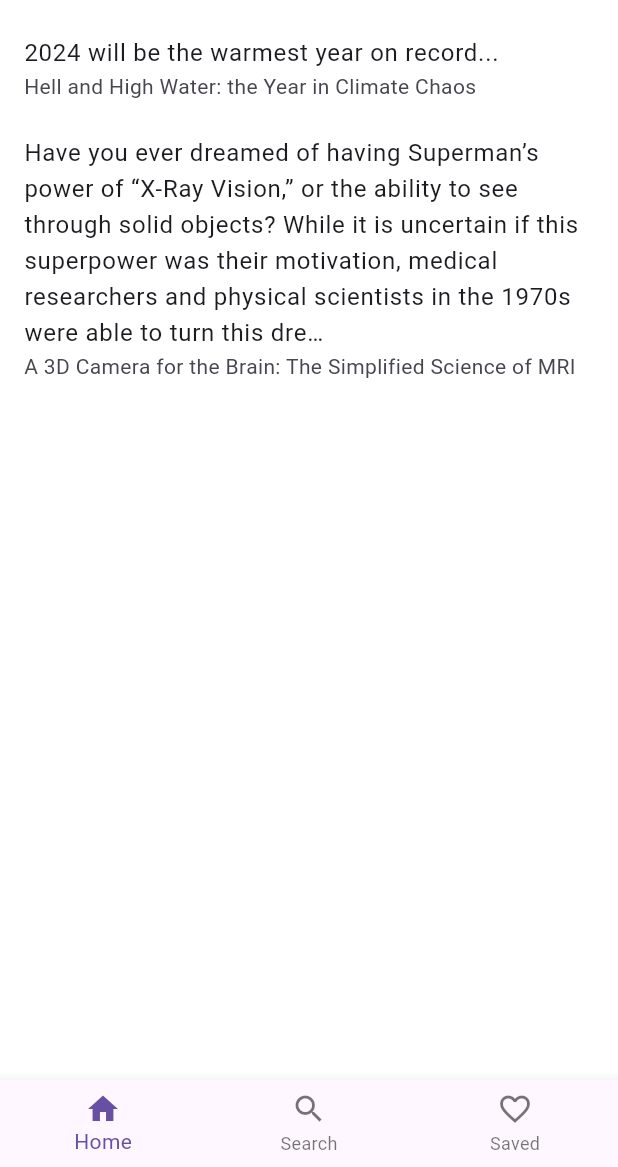
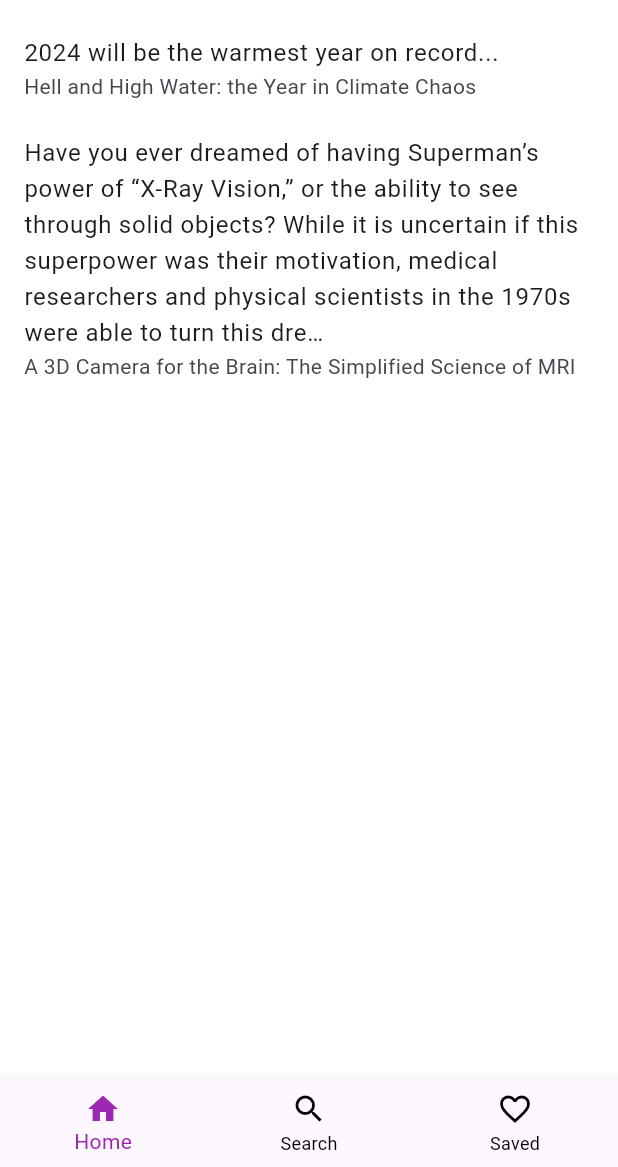
Before and after one commit to KashishShakya/NewsApp, a Flutter app: the screen it shows after launch, on a phone screen of 412 x 824 dp, the part 69-1236 px from its top. Run offline on Flutter 3.47's test engine with Material 3 defaults, Android fonts, the phone set to English and light mode, and no system bars.

Commit message:
Make navbar functionable

```diff
--- a/lib/home_page.dart
+++ b/lib/home_page.dart
@@ -2,6 +2,7 @@ import 'dart:convert';
 import 'package:flutter/material.dart';
 import 'package:flutter/services.dart' show rootBundle;
 import 'package:newsapp/profile_page.dart';
+import 'package:newsapp/search_page.dart';
 
 class NewsApp extends StatefulWidget {
   const NewsApp({super.key});
@@ -11,6 +12,7 @@ class NewsApp extends StatefulWidget {
 }
 class NewsAppState extends State<NewsApp>{
  List<dynamic> _data =[];
+ int _selectedIndex =0;
 
 
   @override
@@ -26,6 +28,20 @@ class NewsAppState extends State<NewsApp>{
       _data = jsonData['articles'];
     });
   }
+
+  void _onItemTapped(int index) {
+  if (index == 1) {
+    Navigator.push(
+      context,
+      MaterialPageRoute(builder: (context) => SearchPage()),
+    );
+  }
+   else {
+    setState(() {
+      _selectedIndex = index;
+    });
+  }
+}
 
   @override
   Widget build(BuildContext context){
@@ -55,10 +71,15 @@ class NewsAppState extends State<NewsApp>{
           subtitle: Text(user['title']),
         );
       }),
-      bottomNavigationBar: BottomNavigationBar(items: <BottomNavigationBarItem>[
-       BottomNavigationBarItem(icon: Icon(Icons.home), label:'Home',),
-       BottomNavigationBarItem(icon: Icon(Icons.search_outlined), label:'Search',),
-       BottomNavigationBarItem(icon: Icon(Icons.favorite_border_outlined), label:'Saved',),
+      bottomNavigationBar: BottomNavigationBar(
+        currentIndex: _selectedIndex,
+        onTap: _onItemTapped,
+        selectedItemColor: Colors.purple,
+        unselectedItemColor: Colors.black,
+        items: <BottomNavigationBarItem>[
+       BottomNavigationBarItem(icon: Icon( _selectedIndex == 0 ? Icons.home : Icons.home_outlined), label:'Home',),
+       BottomNavigationBarItem(icon: Icon(_selectedIndex == 1 ? Icons.search : Icons.search_outlined), label:'Search',),
+       BottomNavigationBarItem(icon: Icon(_selectedIndex == 2 ? Icons.favorite_border : Icons.favorite_border_outlined), label:'Saved',),
 
       ]),
     );
```
Also changed, not shown: lib/search_page.dart (added, +51 -0 lines).
